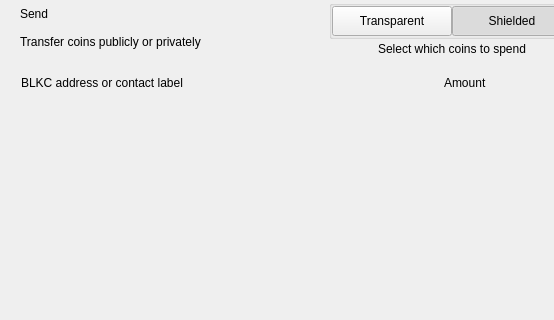
Old version of the form src/qt/blkc/forms/send.ui in the repository BlackHatCoin/BlackHatWallet; both pictures show x 0 to 554 and y 0 to 320 of the 893 by 700 pixel window.
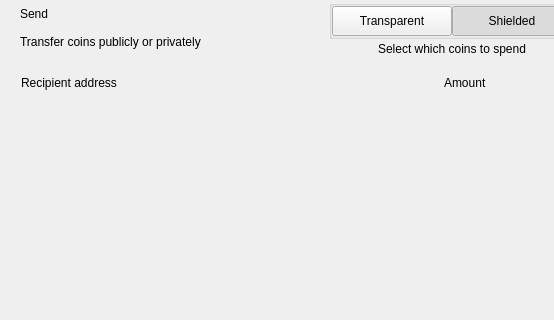
New version of the form. Custom widgets are drawn as their Qt base class.

```diff
--- a/src/qt/blkc/forms/send.ui
+++ b/src/qt/blkc/forms/send.ui
@@ -255,7 +255,7 @@
              <string notr="true">margin-left:8px;</string>
             </property>
             <property name="text">
-             <string>BLKC address or contact label</string>
+             <string>Recipient address</string>
             </property>
            </widget>
           </item>
```
